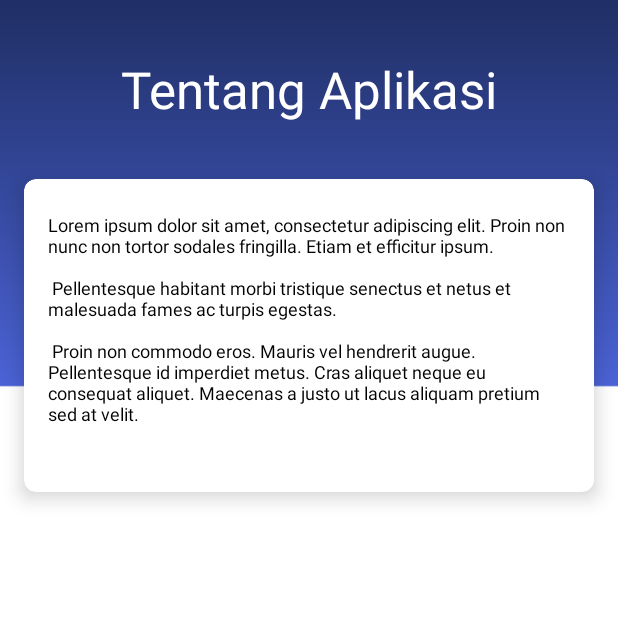
After one commit to aepnat/aplikasi-pengenalan-pakaian-adat-nusantara, an Android app: the AboutActivity screen opened directly, with no data from a screen before it, on a phone screen of 412 x 824 dp, the top half of it. The commit adds this screen. Run offline under Robolectric (Android 15) with nearby library versions, the phone set to English and light mode, and no system bars.

Commit message:
about activity

```diff
--- a/app/src/main/AndroidManifest.xml
+++ b/app/src/main/AndroidManifest.xml
@@ -12,8 +12,11 @@
         android:roundIcon="@mipmap/ic_launcher_round"
         android:supportsRtl="true"
         android:theme="@style/AppTheme">
-        <activity android:name=".HomeActivity"></activity>
-        <activity android:name=".SplashActivity" android:noHistory="true">
+        <activity android:name=".AboutActivity"></activity>
+        <activity android:name=".HomeActivity" />
+        <activity
+            android:name=".SplashActivity"
+            android:noHistory="true">
             <intent-filter>
                 <action android:name="android.intent.action.MAIN" />
 
--- /dev/null
+++ b/app/src/main/java/com/lina/pengenalanpakaianadatnusantaran/AboutActivity.java
@@ -0,0 +1,14 @@
+package com.lina.pengenalanpakaianadatnusantaran;
+
+import androidx.appcompat.app.AppCompatActivity;
+
+import android.os.Bundle;
+
+public class AboutActivity extends AppCompatActivity {
+
+    @Override
+    protected void onCreate(Bundle savedInstanceState) {
+        super.onCreate(savedInstanceState);
+        setContentView(R.layout.activity_about);
+    }
+}
--- a/app/src/main/java/com/lina/pengenalanpakaianadatnusantaran/HomeActivity.java
+++ b/app/src/main/java/com/lina/pengenalanpakaianadatnusantaran/HomeActivity.java
@@ -1,8 +1,11 @@
 package com.lina.pengenalanpakaianadatnusantaran;
 
 import androidx.appcompat.app.AppCompatActivity;
+import androidx.cardview.widget.CardView;
 
+import android.content.Intent;
 import android.os.Bundle;
+import android.view.View;
 
 public class HomeActivity extends AppCompatActivity {
 
@@ -10,5 +13,23 @@ public class HomeActivity extends AppCompatActivity {
     protected void onCreate(Bundle savedInstanceState) {
         super.onCreate(savedInstanceState);
         setContentView(R.layout.activity_home);
+
+        CardView cardExit = findViewById(R.id.cardExit);
+        cardExit.setOnClickListener(new View.OnClickListener() {
+            @Override
+            public void onClick(View view) {
+                finish();
+                System.exit(0);
+            }
+        });
+
+        CardView cardAbout = findViewById(R.id.cardAbout);
+        cardAbout.setOnClickListener(new View.OnClickListener() {
+            @Override
+            public void onClick(View view) {
+                Intent intent = new Intent(HomeActivity.this, AboutActivity.class);
+                HomeActivity.this.startActivity(intent);
+            }
+        });
     }
 }
--- a/app/src/main/java/com/lina/pengenalanpakaianadatnusantaran/SplashActivity.java
+++ b/app/src/main/java/com/lina/pengenalanpakaianadatnusantaran/SplashActivity.java
@@ -31,7 +31,7 @@ public class SplashActivity extends AppCompatActivity {
 
     public void progressAnimation() {
         ProgressBarAnimation animation = new ProgressBarAnimation(this, progressBar, textView, 0, 100);
-        animation.setDuration(4000);
+        animation.setDuration(2000);
         progressBar.setAnimation(animation);
     }
 }
--- /dev/null
+++ b/app/src/main/res/layout/activity_about.xml
@@ -0,0 +1,59 @@
+<LinearLayout
+    xmlns:android="http://schemas.android.com/apk/res/android"
+    xmlns:app="http://schemas.android.com/apk/res-auto"
+    xmlns:tools="http://schemas.android.com/tools"
+    android:layout_width="match_parent"
+    android:layout_height="match_parent"
+    android:orientation="vertical"
+    android:background="@drawable/bgapps"
+    android:weightSum="10"
+    tools:context=".AboutActivity">
+
+    <RelativeLayout
+        android:layout_weight="2"
+        android:layout_width="match_parent"
+        android:layout_height="0dp">
+
+        <TextView
+            android:text="@string/menu_about"
+            android:textSize="34sp"
+            android:textColor="#FFF"
+            android:layout_centerInParent="true"
+            android:layout_width="wrap_content"
+            android:layout_height="wrap_content" />
+
+    </RelativeLayout>
+
+    <androidx.cardview.widget.CardView
+        android:layout_width="match_parent"
+        android:layout_height="wrap_content"
+        android:layout_columnWeight="1"
+        android:layout_marginBottom="16dp"
+        android:layout_rowWeight="1"
+        android:layout_marginLeft="16dp"
+        android:layout_marginRight="16dp"
+        android:background="#FFFFFF"
+        app:cardBackgroundColor="#FFFFFF"
+        app:cardElevation="8dp"
+        app:cardCornerRadius="8dp">
+
+        <LinearLayout
+            android:layout_gravity="center_horizontal|center_vertical"
+            android:layout_margin="16dp"
+            android:orientation="vertical"
+            android:layout_width="wrap_content"
+            android:layout_height="wrap_content">
+
+            <TextView
+                android:textAlignment="textStart"
+                android:text="@string/about_text"
+                android:textColor="#000"
+                android:textSize="12sp"
+                android:layout_marginTop="6dp"
+                android:layout_width="wrap_content"
+                android:layout_height="wrap_content" />
+
+        </LinearLayout>
+
+    </androidx.cardview.widget.CardView>
+</LinearLayout>
--- a/app/src/main/res/layout/activity_home.xml
+++ b/app/src/main/res/layout/activity_home.xml
@@ -7,7 +7,7 @@
     android:orientation="vertical"
     android:background="@drawable/bgapps"
     android:weightSum="10"
-    tools:context="com.lina.pengenalanpakaianadatnusantaran.HomeActivity">
+    tools:context=".HomeActivity">
 
     <RelativeLayout
         android:layout_weight="2"
@@ -15,7 +15,6 @@
         android:layout_height="0dp">
 
         <TextView
-            android:id="@+id/textGrid"
             android:text="@string/menu_utama"
             android:textSize="34sp"
             android:textColor="#FFF"
@@ -125,6 +124,7 @@
         <!-- COLUMN 1  -->
 
         <androidx.cardview.widget.CardView
+            android:id="@+id/cardAbout"
             android:layout_width="0dp"
             android:layout_height="0dp"
             android:layout_columnWeight="1"
@@ -166,6 +166,7 @@
         <!-- COLUMN 2  -->
 
         <androidx.cardview.widget.CardView
+            android:id="@+id/cardExit"
             android:layout_width="0dp"
             android:layout_height="0dp"
             android:layout_columnWeight="1"
--- a/app/src/main/res/values/strings.xml
+++ b/app/src/main/res/values/strings.xml
@@ -5,4 +5,13 @@
     <string name="game_tebak">Game Tebak Pakaian Adat</string>
     <string name="tentang_aplikasi">Tentang Aplikasi</string>
     <string name="keluar">Keluar</string>
+    <string name="menu_about">Tentang Aplikasi</string>
+    <string name="about_text">
+        Lorem ipsum dolor sit amet, consectetur adipiscing elit. Proin non nunc non tortor sodales fringilla. Etiam et efficitur ipsum.
+        \n\n
+        Pellentesque habitant morbi tristique senectus et netus et malesuada fames ac turpis egestas.
+        \n\n
+        Proin non commodo eros. Mauris vel hendrerit augue. Pellentesque id imperdiet metus. Cras aliquet neque eu consequat aliquet. Maecenas a justo ut lacus aliquam pretium sed at velit.
+        \n\n
+     </string>
 </resources>
```
